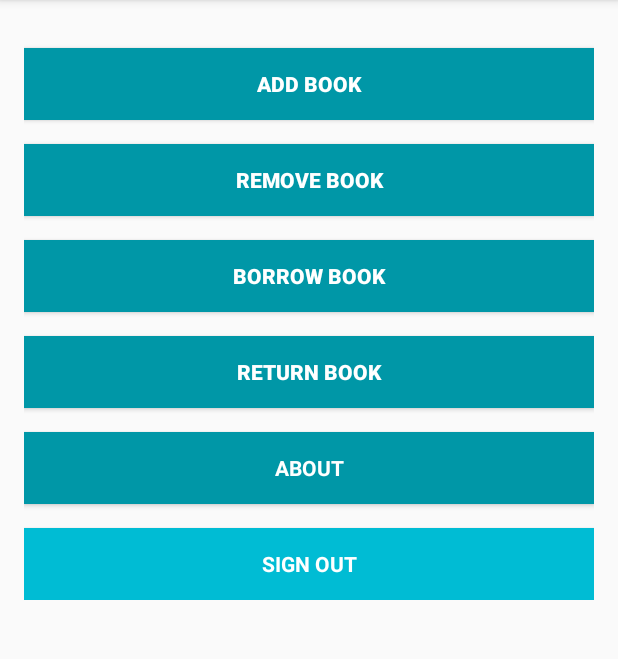
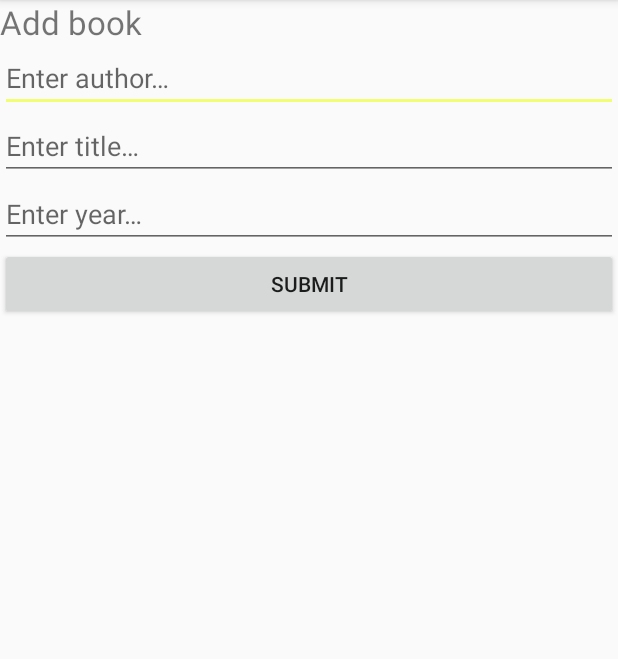
Before and after one commit to mateusz93/Book-rental, an Android app: the AddBookActivity screen opened directly, with no data from a screen before it, on a phone screen of 412 x 824 dp, the part 84-743 px from its top. Run offline under Robolectric (Android 15) with nearby library versions, the phone set to English and light mode, and no system bars; our stand-ins replace Firebase (no records; nobody signed in at launch, a user with empty details on screens opened directly).

Commit message:
Added add book functionality and some new requirements.

```diff
--- /dev/null
+++ b/app/src/main/res/layout/activity_add_book.xml
@@ -0,0 +1,51 @@
+<?xml version="1.0" encoding="utf-8"?>
+<ScrollView
+    xmlns:android="http://schemas.android.com/apk/res/android"
+    android:id="@+id/ScrollView01"
+    android:layout_width="match_parent"
+    android:layout_height="match_parent"
+    android:scrollbars="vertical">
+    <LinearLayout
+        android:layout_height="wrap_content"
+        android:layout_width="fill_parent"
+        android:orientation="vertical">
+
+        <TextView
+            android:id="@+id/AddBookTitleLabel"
+            android:layout_width="wrap_content"
+            android:layout_height="wrap_content"
+            android:text="@string/addBookTitle"
+            android:textSize="10pt">
+        </TextView>
+
+        <EditText
+            android:id="@+id/AddBookAuthorEditText"
+            android:layout_height="wrap_content"
+            android:hint="@string/addBookAuthorHint"
+            android:layout_width="fill_parent">
+        </EditText>
+
+        <EditText
+            android:id="@+id/AddBookTitleEditText"
+            android:layout_height="wrap_content"
+            android:hint="@string/addBookTitleHint"
+            android:layout_width="fill_parent">
+        </EditText>
+
+        <EditText
+            android:id="@+id/AddBookYearEditText"
+            android:layout_height="wrap_content"
+            android:hint="@string/addBookYearHint"
+            android:layout_width="fill_parent">
+        </EditText>
+
+        <Button
+            android:id="@+id/AddBookSubmit"
+            android:layout_height="wrap_content"
+            android:text="@string/addBookSubmitText"
+            android:onClick="submitListener"
+            android:layout_width="fill_parent">
+        </Button>
+
+    </LinearLayout>
+</ScrollView>
--- a/app/src/main/res/values/strings.xml
+++ b/app/src/main/res/values/strings.xml
@@ -4,34 +4,26 @@
     <string name="removeBook">Remove book</string>
     <string name="borrowBook">Borrow book</string>
     <string name="returnBook">Return book</string>
-    <string name="exit">Exit</string>
     <string name="about">About</string>
     <string name="action_sign_in_short">Register</string>
     <string name="email">Email</string>
     <string name="minimum_password">Password too short, enter minimum 6 characters!</string>
     <string name="auth_failed">Authentication failed, check your email and password or sign up</string>
-    <string name="change_email">Change Email</string>
-    <string name="change_password">Change Password</string>
-    <string name="send_password_reset_email">Send Password reset email</string>
-    <string name="remove_user">Remove user</string>
-    <string name="new_pass">New Password</string>
-    <string name="title_activity_profile">Firebase</string>
-    <string name="title_activity_login">Sign in</string>
     <string name="hint_email">Email</string>
     <string name="hint_password">Password</string>
-    <string name="hint_name">Fullname</string>
     <string name="btn_login">LOGIN</string>
     <string name="btn_link_to_register">Not a member? Get registered in Firebase now!</string>
     <string name="btn_link_to_login">Already registered. Login Me!</string>
-    <string name="title_activity_reset_password">ResetPasswordActivity</string>
     <string name="btn_forgot_password">Forgot your password?</string>
     <string name="btn_reset_password">Reset Password</string>
     <string name="btn_back"><![CDATA[<< Back]]></string>
-    <string name="hint_new_email">New Email</string>
-    <string name="btn_change">Change</string>
-    <string name="btn_send">Send</string>
-    <string name="btn_remove">Remove</string>
     <string name="btn_sign_out">Sign Out</string>
     <string name="lbl_forgot_password">Forgot password?</string>
     <string name="forgot_password_msg">We just need your registered Email Id to sent you password reset instructions.</string>
+    <string name="addBookTitle">Add book</string>
+    <string name="addBookTitleHint">Enter title…</string>
+    <string name="addBookAuthorHint">Enter author…</string>
+    <string name="addBookYearHint">Enter year…</string>
+    <string name="addBookSubmitText">Submit</string>
+    <string name="listOfBooks">List of books</string>
 </resources>
```
Also changed, not shown: app/src/main/java/project/bookrental/AddBookActivity.java (+56 -3 lines), app/src/main/java/project/bookrental/models/BookModel.java (added, +41 -0 lines), app/src/main/res/layout/activity_main.xml (+10 -0 lines), 1 other file.
